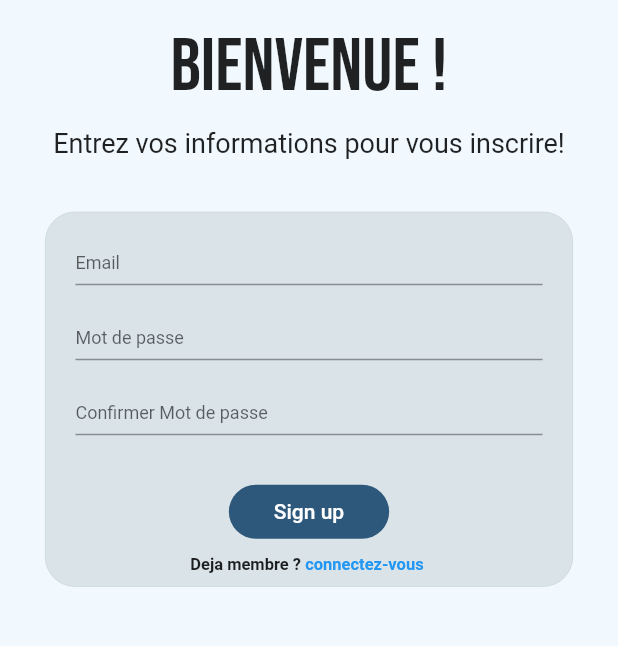
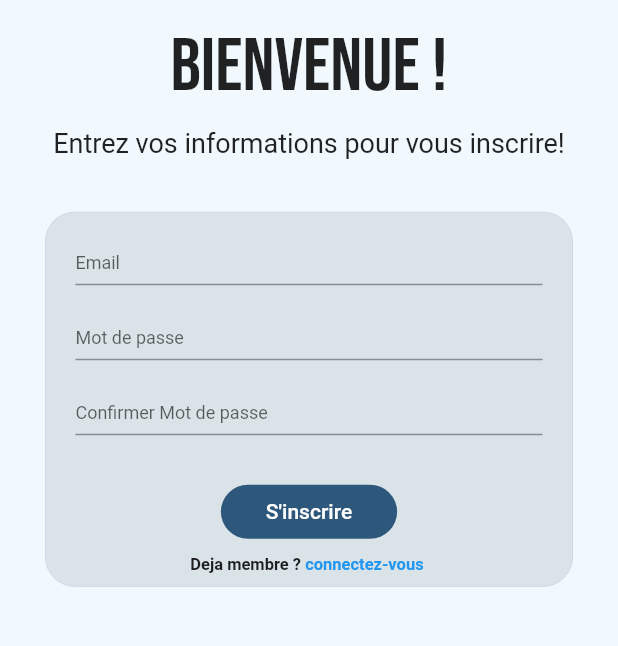
Before and after one commit to viitry/TP_Final, a Flutter app: the InscriptionPage screen opened by its route, on a phone screen of 412 x 824 dp, the part 437-1083 px from its top. Run offline on Flutter 3.47's test engine with Material 2 defaults, Android fonts, the phone set to English and light mode, and no system bars; our stand-ins replace google_fonts; Roboto replaces fonts that are missing (Imprima).

Commit message:
Inscription1

```diff
--- a/lib/connexion.dart
+++ b/lib/connexion.dart
@@ -111,6 +111,7 @@ class _ConnexionPageState extends State<ConnexionPage> {
                                 height: 27.0,
                               ),
 
+                              // Bouton Se connecter
                               Padding(
                                 padding: const EdgeInsets.symmetric(
                                     horizontal: 90.0),
@@ -126,15 +127,18 @@ class _ConnexionPageState extends State<ConnexionPage> {
                                         EdgeInsets.symmetric(horizontal: 30.0),
                                   ),
                                   child: Text(
-                                    'Sign in',
+                                    'Se connecter',
                                     style: GoogleFonts.imprima(
                                         color: Colors.white),
                                   ),
                                 ),
                               ),
+
                               SizedBox(
                                 height: 5,
                               ),
+
+                              // Texte Pas Membre Cree un compte
                               Row(
                                 mainAxisAlignment: MainAxisAlignment.center,
                                 children: [
@@ -198,10 +202,6 @@ class MyClipper extends CustomClipper<Path> {
     return false;
   }
 }
-
-
-
-
 
 /*@override
   Widget build(BuildContext context) {
--- a/lib/inscription.dart
+++ b/lib/inscription.dart
@@ -1,3 +1,5 @@
+// ignore_for_file: prefer_const_constructors, avoid_unnecessary_containers, unused_local_variable, library_private_types_in_public_api, use_key_in_widget_constructors, unused_import
+
 import 'package:flutter/material.dart';
 import 'package:google_fonts/google_fonts.dart';
 import 'connexion.dart';
@@ -9,17 +11,11 @@ class InscriptionPage extends StatefulWidget {
 }
 
 class _InscriptionPageState extends State<InscriptionPage> {
-  //final _prenomController = TextEditingController();
-  //final _nomController = TextEditingController();
-  //final _telephoneController = TextEditingController();
   final _emailController = TextEditingController();
   final _passwordController = TextEditingController();
   final _confirmpasswordController = TextEditingController();
 
   void _inscrire() {
-    //String prenom = _prenomController.text;
-    //String nom = _nomController.text;
-    //String telephone = _telephoneController.text;
     String email = _emailController.text;
     String password = _passwordController.text;
     String confirmpassword = _confirmpasswordController.text;
@@ -33,7 +29,6 @@ class _InscriptionPageState extends State<InscriptionPage> {
   @override
   Widget build(BuildContext context) {
     return Scaffold(
-      //resizeToAvoidBottomInset: false,
       backgroundColor: Color.fromRGBO(241, 249, 255, 1),
       body: SafeArea(
         child: Center(
@@ -47,19 +42,11 @@ class _InscriptionPageState extends State<InscriptionPage> {
                   height: 150.0,
                 ),
                 SizedBox(height: 15),
-                // Bonjour
-                Text('Bienvenue !',
-                    style: GoogleFonts.bebasNeue(
-                      fontSize: 50,
-                    )),
+                Text('Bienvenue !', style: GoogleFonts.bebasNeue(fontSize: 50)),
                 SizedBox(height: 10),
-
-                Text(
-                  'Entrez vos informations pour vous inscrire!',
-                  style: GoogleFonts.imprima(fontSize: 18),
-                ),
+                Text('Entrez vos informations pour vous inscrire!',
+                    style: GoogleFonts.imprima(fontSize: 18)),
                 SizedBox(height: 35),
-
                 Container(
                   child: Column(
                     mainAxisAlignment: MainAxisAlignment.center,
@@ -76,10 +63,11 @@ class _InscriptionPageState extends State<InscriptionPage> {
                               color: Color.fromARGB(55, 89, 119, 100),
                             ),
                           ),
+
+                          // Champ de texte pour l'email
                           child: Column(
                             mainAxisAlignment: MainAxisAlignment.center,
                             children: [
-                              // champ de texte pour l'email
                               Padding(
                                 padding: EdgeInsets.only(top: 11.0),
                                 child: Padding(
@@ -129,10 +117,10 @@ class _InscriptionPageState extends State<InscriptionPage> {
                                 ),
                               ),
 
-                              SizedBox(
-                                height: 27.0,
-                              ),
+                              // ignore: prefer_const_constructors
+                              SizedBox(height: 27.0),
 
+                              // Bouton S'inscrire
                               Padding(
                                 padding: const EdgeInsets.symmetric(
                                     horizontal: 90.0),
@@ -148,15 +136,16 @@ class _InscriptionPageState extends State<InscriptionPage> {
                                         EdgeInsets.symmetric(horizontal: 30.0),
                                   ),
                                   child: Text(
-                                    'Sign up',
+                                    'S\'inscrire',
                                     style: GoogleFonts.imprima(
                                         color: Colors.white),
                                   ),
                                 ),
                               ),
-                              SizedBox(
-                                height: 5,
-                              ),
+
+                              SizedBox(height: 5),
+
+                              // Texte "deja membre ? Connectez-vous"
                               Row(
                                 mainAxisAlignment: MainAxisAlignment.center,
                                 children: [
```
